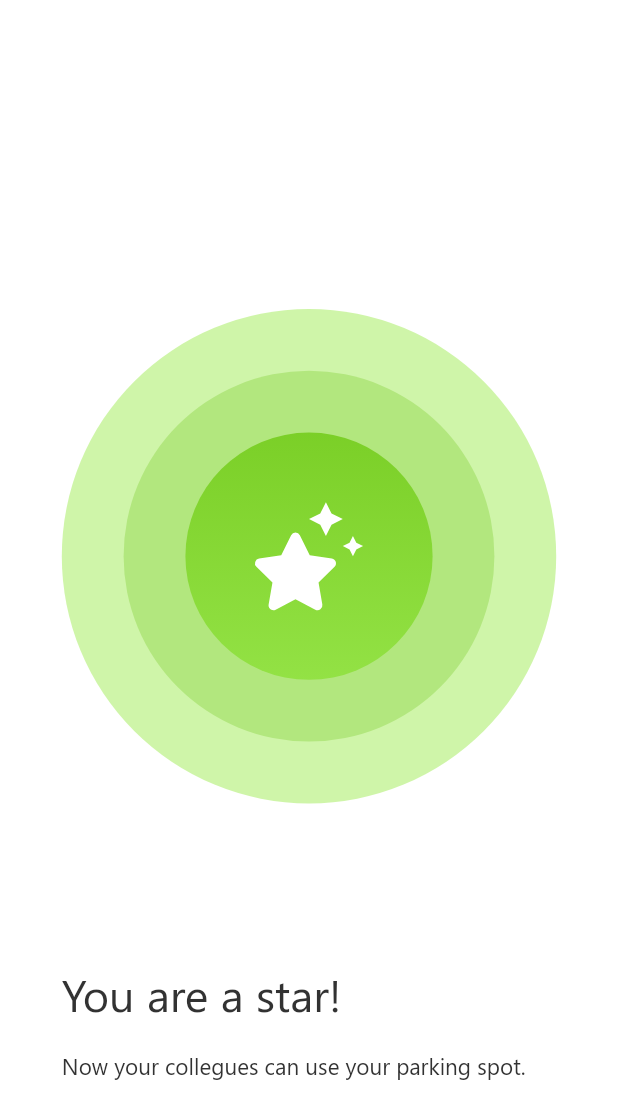
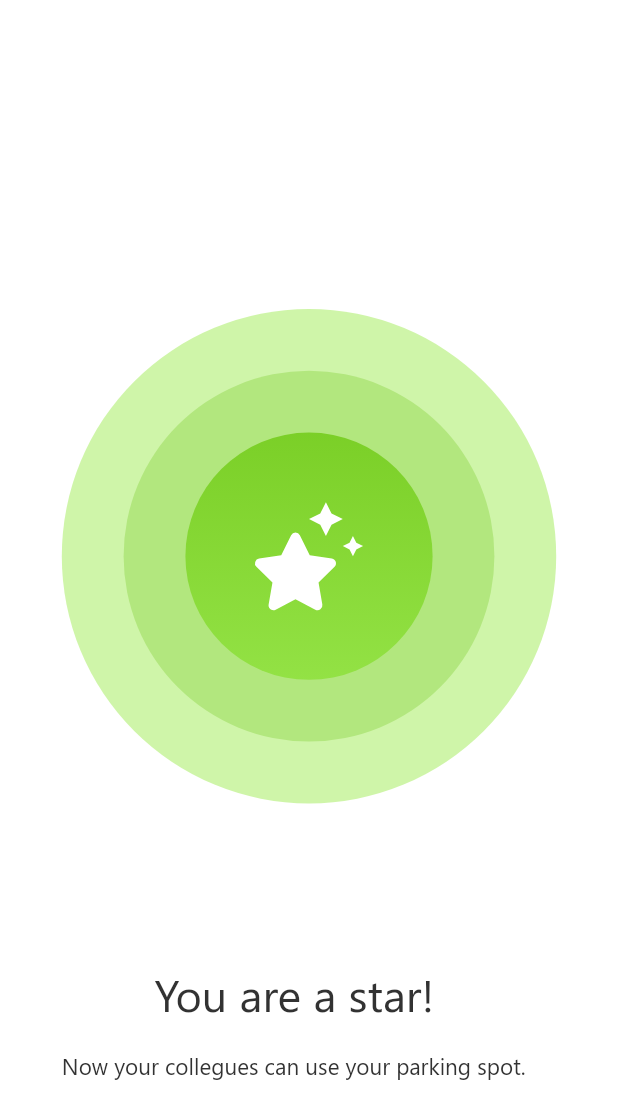
Before and after one commit to nelci592/FlutterApp, a Flutter app: the SuccessSharing screen opened by its route, on a phone screen of 412 x 824 dp. Shown: the top 1119 px of the screen. Run offline on Flutter 3.47's test engine with Material 2 defaults, Android fonts, the phone set to English and light mode, and no system bars; our stand-ins replace flutter_svg; missing offline and left inert: dart:js, date_range_picker.

Commit message:
success sharing updated

```diff
--- a/progress_app/lib/main.dart
+++ b/progress_app/lib/main.dart
@@ -29,7 +29,7 @@ class MyApp extends StatelessWidget {
            primaryColor: Colors.white,
             accentColor: Colors.green,
           ),
-          home: TerminateAbsence(),
+          home: NotifyAbsence(),
           //   home: OverviewScreen(),
           //   home: SuccessBackToWork(),
           // home: SuccessSharing(),
--- a/progress_app/lib/screens/success_sharing_screen.dart
+++ b/progress_app/lib/screens/success_sharing_screen.dart
@@ -71,6 +71,8 @@ class SuccessSharing extends StatelessWidget {
                   ),
                   Positioned(
                     top: deviceSize.height * 0.78,
+                    left: deviceSize.width * 0.15,
+                    right: deviceSize.width * 0.15,
                     child: Text("You are a star!",
                         style: TextStyle(
                           color: Color.fromRGBO(50, 50, 50, 1),
```
